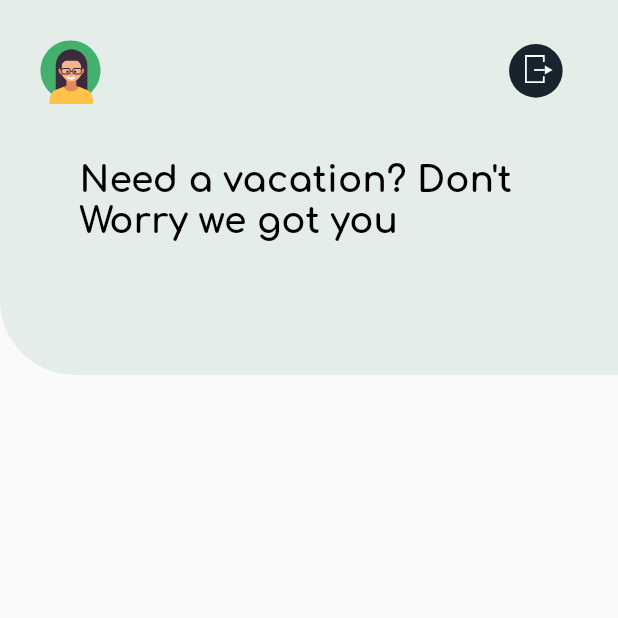
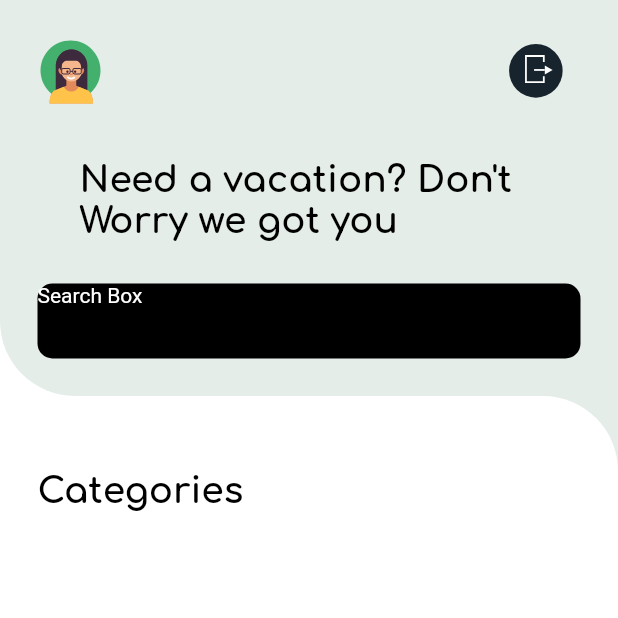
Before and after one commit to Ayush783/travel-app-flutter-1, a Flutter app: the screen it shows after launch, on a phone screen of 412 x 824 dp, the top half of it. Run offline on Flutter 3.47's test engine with Material 2 defaults, Android fonts, the phone set to English and light mode, and no system bars; our stand-ins replace bloc, firebase_auth, flutter_svg; accounts and stored records are empty.

Commit message:
Home Screen designing

```diff
--- a/lib/ui/home_screen.dart
+++ b/lib/ui/home_screen.dart
@@ -15,15 +15,17 @@ class _HomeScreenState extends State<HomeScreen> {
   Widget build(BuildContext context) {
     final size = MediaQuery.of(context).size;
     return Scaffold(
+        backgroundColor: white,
         body: Column(
           children: [
             Container(
-          height: 250,
+              // height: 250,
               width: size.width,
               padding: EdgeInsets.all(25),
               decoration: BoxDecoration(
                 color: green_light,
-            borderRadius: BorderRadius.only(bottomLeft: Radius.circular(50)),
+                borderRadius:
+                    BorderRadius.only(bottomLeft: Radius.circular(50)),
               ),
               child: Column(
                 children: [
@@ -34,7 +36,8 @@ class _HomeScreenState extends State<HomeScreen> {
                           onTap: () {
                             print("Show Drawer");
                           },
-                      child: SvgPicture.asset("assets/icons/user-female.svg")),
+                          child:
+                              SvgPicture.asset("assets/icons/user-female.svg")),
                       InkWell(
                         onTap: () {
                           print("Sign Out");
@@ -52,13 +55,53 @@ class _HomeScreenState extends State<HomeScreen> {
                   Wrap(
                     children: [
                       Padding(
-                    padding: EdgeInsets.all(28),
+                        padding:
+                            EdgeInsets.symmetric(horizontal: 28, vertical: 28),
                         child: Text(
                           "Need a vacation? Don't Worry we got you",
                           style: headingStyle(),
                         ),
                       )
                     ],
+                  ),
+                  Container(
+                    height: 50,
+                    width: double.infinity,
+                    child: Text(
+                      "Search Box",
+                      style: TextStyle(
+                        color: Colors.white,
+                      ),
+                    ),
+                    decoration: BoxDecoration(
+                      color: Colors.black,
+                      borderRadius: BorderRadius.circular(10),
+                    ),
+                  ),
+                ],
+              ),
+            ),
+            ColoredBox(
+              color: green_light,
+              child: Container(
+                height: 50,
+                width: size.width,
+                // color: green_light,
+                decoration: BoxDecoration(
+                    color: white,
+                    borderRadius:
+                        BorderRadius.only(topRight: Radius.circular(50))),
+              ),
+            ),
+            Container(
+              width: size.width,
+              padding: EdgeInsets.only(bottom: 25, left: 25, right: 25),
+              child: Column(
+                crossAxisAlignment: CrossAxisAlignment.start,
+                children: [
+                  Text(
+                    "Categories",
+                    style: headingStyle(),
                   )
                 ],
               ),
--- a/lib/ui/sign_up_screen.dart
+++ b/lib/ui/sign_up_screen.dart
@@ -48,6 +48,7 @@ class _SignUpScreenState extends State<SignUpScreen> {
           SingleChildScrollView(
             child: Container(
               // padding: EdgeInsets.only(top: 25),
+
               height: MediaQuery.of(context).size.height,
               width: MediaQuery.of(context).size.width,
               child: Column(
@@ -64,7 +65,7 @@ class _SignUpScreenState extends State<SignUpScreen> {
                     child: Column(
                       crossAxisAlignment: CrossAxisAlignment.start,
                       children: [
-                        Text("Get Started.",
+                        Text("Get started.",
                             style:
                                 styleText(Colors.white, FontWeight.w700, 20)),
                         Padding(
```
Lines whose indentation alone changed are shown as unchanged.
